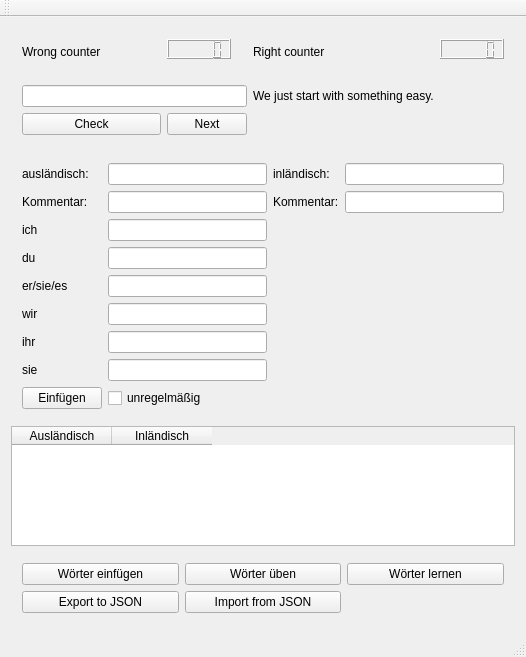
This is mainwindow.ui in MisterHyde/vocaburglary as Qt 5 draws it before an edit. The edited form follows.
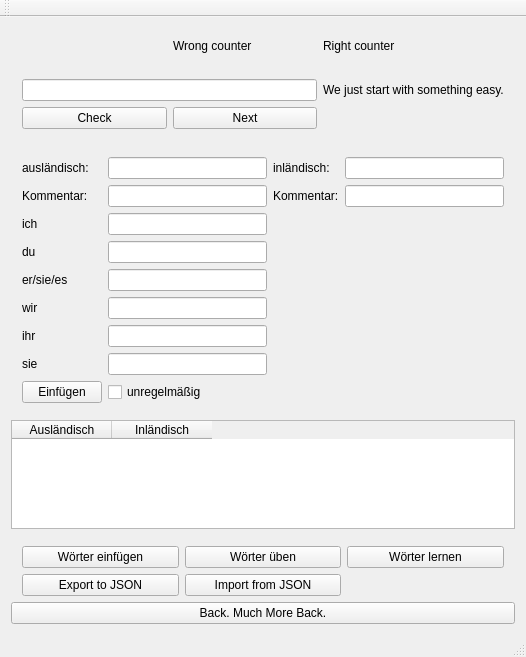
This is the edited form.

Patch:
```diff
--- a/mainwindow.ui
+++ b/mainwindow.ui
@@ -18,44 +18,24 @@
     <item>
      <widget class="QWidget" name="learnWidget" native="true">
       <layout class="QGridLayout" name="gridLayout_3">
-       <item row="2" column="0">
+       <item row="1" column="0">
         <widget class="QLabel" name="vocable">
          <property name="text">
           <string/>
          </property>
         </widget>
        </item>
-       <item row="4" column="0">
+       <item row="3" column="0">
         <widget class="QPushButton" name="pushButtonCheck">
          <property name="text">
           <string>Check</string>
          </property>
         </widget>
        </item>
-       <item row="0" column="3" rowspan="2">
-        <widget class="QLCDNumber" name="lcdRight">
-         <property name="sizePolicy">
-          <sizepolicy hsizetype="Maximum" vsizetype="Maximum">
-           <horstretch>0</horstretch>
-           <verstretch>0</verstretch>
-          </sizepolicy>
-         </property>
-        </widget>
-       </item>
-       <item row="3" column="0" colspan="2">
+       <item row="2" column="0" colspan="2">
         <widget class="QLineEdit" name="translation"/>
        </item>
-       <item row="0" column="1" rowspan="2">
-        <widget class="QLCDNumber" name="lcdWrong">
-         <property name="sizePolicy">
-          <sizepolicy hsizetype="Maximum" vsizetype="Maximum">
-           <horstretch>0</horstretch>
-           <verstretch>0</verstretch>
-          </sizepolicy>
-         </property>
-        </widget>
-       </item>
-       <item row="4" column="1">
+       <item row="3" column="1">
         <widget class="QPushButton" name="pushButtonNext">
          <property name="sizePolicy">
           <sizepolicy hsizetype="Minimum" vsizetype="Minimum">
@@ -68,7 +48,7 @@
          </property>
         </widget>
        </item>
-       <item row="3" column="2">
+       <item row="2" column="2">
         <widget class="QLabel" name="successLabel">
          <property name="text">
           <string>We just start with something easy.</string>
@@ -78,14 +58,14 @@
          </property>
         </widget>
        </item>
-       <item row="1" column="2">
+       <item row="0" column="2">
         <widget class="QLabel" name="labelRightCount">
          <property name="text">
           <string>Right counter</string>
          </property>
         </widget>
        </item>
-       <item row="1" column="0">
+       <item row="0" column="1">
         <widget class="QLabel" name="labelWrongCount">
          <property name="text">
           <string>Wrong counter</string>
@@ -294,6 +274,9 @@
     <item>
      <widget class="QWidget" name="startWidget" native="true">
       <layout class="QGridLayout" name="gridLayout">
+       <property name="bottomMargin">
+        <number>0</number>
+       </property>
        <item row="2" column="1">
         <widget class="QPushButton" name="pushButton">
          <property name="text">
@@ -332,6 +315,13 @@
       </layout>
      </widget>
     </item>
+    <item>
+     <widget class="QPushButton" name="pushButtonBack">
+      <property name="text">
+       <string>Back. Much More Back.</string>
+      </property>
+     </widget>
+    </item>
    </layout>
   </widget>
   <widget class="QStatusBar" name="statusBar"/>
```
